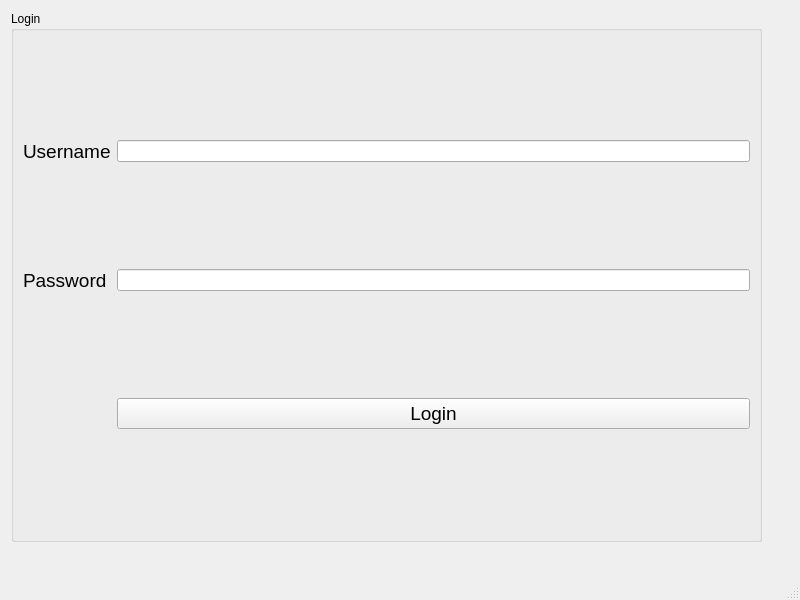
The window that NFLProject/login.ui (kirtanbhatt1/Project-2) describes before a commit, drawn with Qt 5.
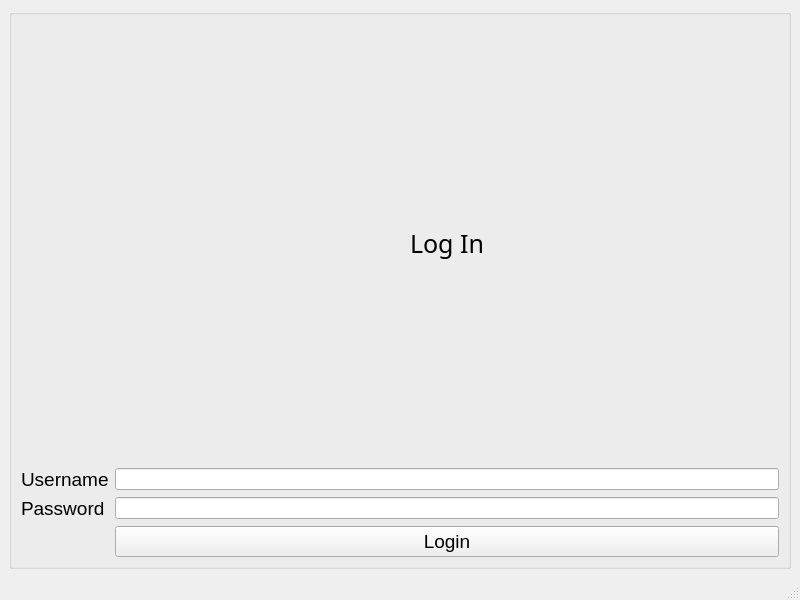
The same window after the commit.

The edit to the form file:
```diff
--- a/NFLProject/login.ui
+++ b/NFLProject/login.ui
@@ -14,39 +14,26 @@
    <string>MainWindow</string>
   </property>
   <widget class="QWidget" name="centralwidget">
+   <layout class="QVBoxLayout" name="verticalLayout">
+    <item>
    <widget class="QGroupBox" name="groupBox">
-    <property name="geometry">
-     <rect>
-      <x>11</x>
-      <y>11</y>
-      <width>751</width>
-      <height>531</height>
-     </rect>
-    </property>
     <property name="title">
-     <string>Login</string>
+       <string/>
     </property>
     <layout class="QGridLayout" name="gridLayout">
-     <item row="1" column="0">
-      <widget class="QLabel" name="label_2">
+       <item row="6" column="1">
+        <widget class="QPushButton" name="pushButton_login">
        <property name="font">
         <font>
          <pointsize>14</pointsize>
         </font>
        </property>
        <property name="text">
-        <string>Password</string>
+          <string>Login</string>
        </property>
       </widget>
      </item>
-     <item row="1" column="1">
-      <widget class="QLineEdit" name="lineEdit_password">
-       <property name="echoMode">
-        <enum>QLineEdit::Password</enum>
-       </property>
-      </widget>
-     </item>
-     <item row="0" column="0">
+       <item row="2" column="0">
       <widget class="QLabel" name="label">
        <property name="font">
         <font>
@@ -58,23 +45,48 @@
        </property>
       </widget>
      </item>
-     <item row="0" column="1">
-      <widget class="QLineEdit" name="lineEdit_username"/>
-     </item>
      <item row="2" column="1">
-      <widget class="QPushButton" name="pushButton_login">
+        <widget class="QLineEdit" name="lineEdit_username"/>
+       </item>
+       <item row="5" column="1">
+        <widget class="QLineEdit" name="lineEdit_password">
+         <property name="echoMode">
+          <enum>QLineEdit::Password</enum>
+         </property>
+        </widget>
+       </item>
+       <item row="5" column="0">
+        <widget class="QLabel" name="label_2">
        <property name="font">
         <font>
          <pointsize>14</pointsize>
         </font>
        </property>
        <property name="text">
-        <string>Login</string>
+          <string>Password</string>
        </property>
       </widget>
      </item>
-    </layout>
-   </widget>
+       <item row="1" column="1">
+        <widget class="QLabel" name="label_3">
+         <property name="font">
+          <font>
+           <family>Yu Gothic Medium</family>
+           <pointsize>19</pointsize>
+          </font>
+         </property>
+         <property name="text">
+          <string>Log In</string>
+         </property>
+         <property name="alignment">
+          <set>Qt::AlignCenter</set>
+         </property>
+        </widget>
+       </item>
+      </layout>
+     </widget>
+    </item>
+   </layout>
   </widget>
   <widget class="QMenuBar" name="menubar">
    <property name="geometry">
```
Left out of the diff: 2 changed lines with no effect on the pictures. Lines whose indentation alone changed are shown as unchanged.
